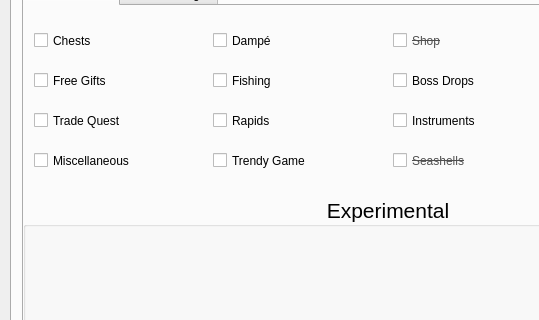
Before: the Qt Designer form UI/ui_form.ui in Owen-Splat/LAS-Randomizer, drawn with Qt 5; both pictures show x 0 to 539 and y 160 to 480 of the 780 by 640 pixel window.
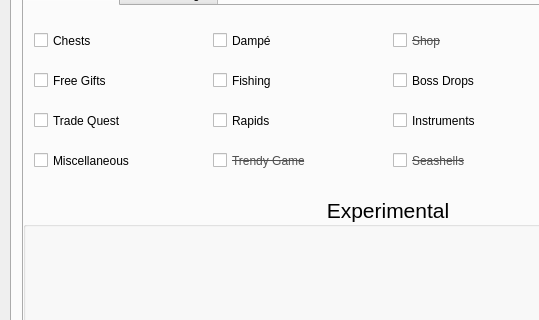
After: the same form once the commit is applied.

What changed in the file:
```diff
--- a/UI/ui_form.ui
+++ b/UI/ui_form.ui
@@ -758,7 +758,7 @@
         <property name="font">
          <font>
           <pointsize>9</pointsize>
-          <strikeout>false</strikeout>
+          <strikeout>true</strikeout>
          </font>
         </property>
         <property name="toolTip">
@@ -767,11 +767,14 @@
         <property name="whatsThis">
          <string>This controls whether the Trendy Game can contain progress items&lt;br&gt;&lt;/br&gt;&lt;u&gt;If this is not checked, it will still be randomized,&lt;/u&gt; but will only contain optional items</string>
         </property>
+        <property name="styleSheet">
+         <string notr="true">color: rgb(80, 80, 80);</string>
+        </property>
         <property name="text">
          <string>Trendy Game</string>
         </property>
         <property name="checkable">
-         <bool>true</bool>
+         <bool>false</bool>
         </property>
        </widget>
        <widget class="QCheckBox" name="shopCheck">
```
